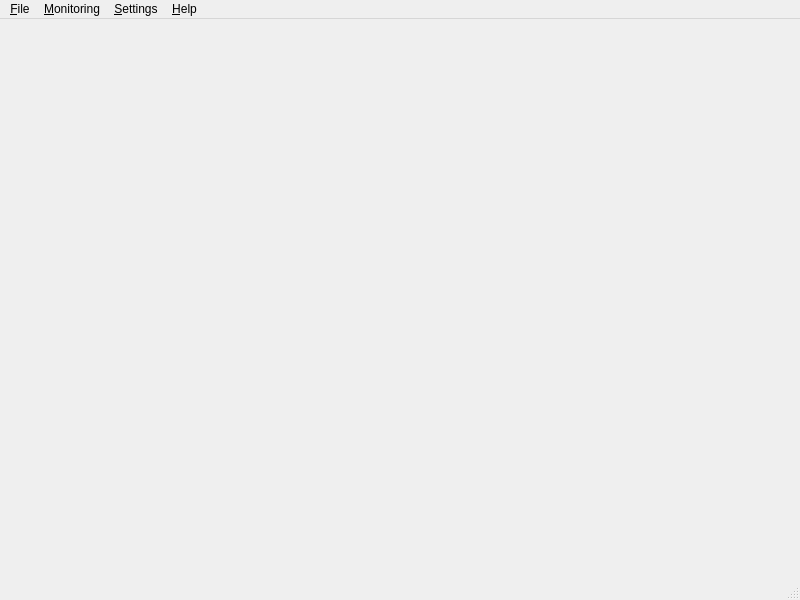
willfindlay/ebpH, file ebpH/ui/mainwindow.ui: the form before one commit.
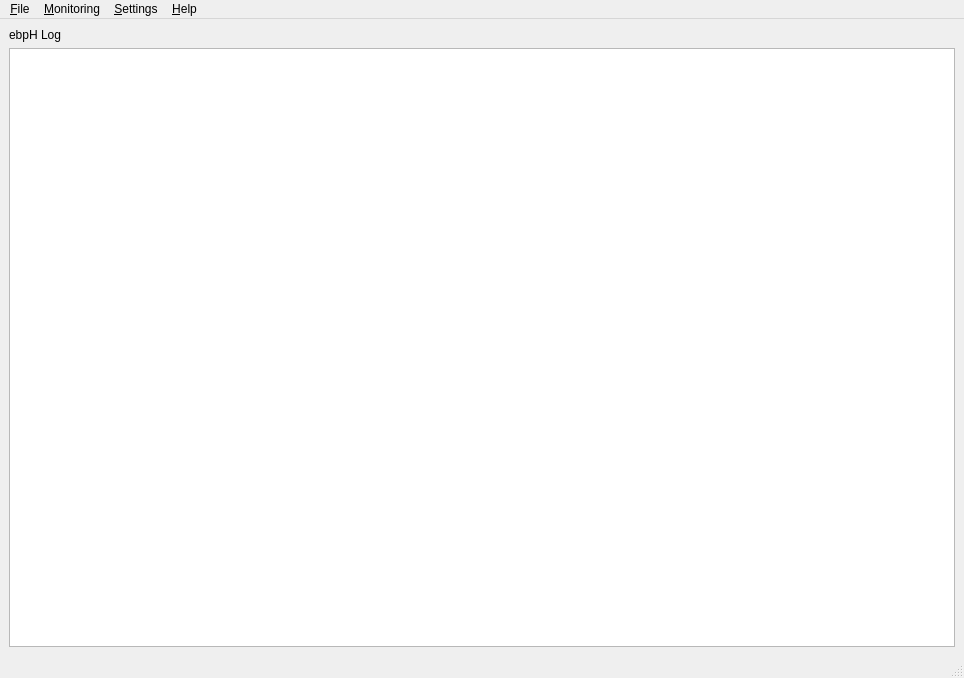
The form after the commit. Icons and pictures are not drawn.

```diff
--- a/ebpH/ui/mainwindow.ui
+++ b/ebpH/ui/mainwindow.ui
@@ -7,8 +7,8 @@
    <rect>
     <x>0</x>
     <y>0</y>
-    <width>800</width>
-    <height>600</height>
+    <width>964</width>
+    <height>678</height>
    </rect>
   </property>
   <property name="windowTitle">
@@ -18,13 +18,36 @@
    <iconset resource="resources.qrc">
     <normaloff>:/img/assets/img/logos/favicon.png</normaloff>:/img/assets/img/logos/favicon.png</iconset>
   </property>
-  <widget class="QWidget" name="centralwidget"/>
+  <property name="windowOpacity">
+   <double>1.000000000000000</double>
+  </property>
+  <property name="toolButtonStyle">
+   <enum>Qt::ToolButtonIconOnly</enum>
+  </property>
+  <widget class="QWidget" name="centralwidget">
+   <layout class="QGridLayout" name="gridLayout">
+    <item row="1" column="0">
+     <widget class="QPlainTextEdit" name="event_log">
+      <property name="readOnly">
+       <bool>true</bool>
+      </property>
+     </widget>
+    </item>
+    <item row="0" column="0">
+     <widget class="QLabel" name="label">
+      <property name="text">
+       <string>ebpH Log</string>
+      </property>
+     </widget>
+    </item>
+   </layout>
+  </widget>
   <widget class="QMenuBar" name="menubar">
    <property name="geometry">
     <rect>
      <x>0</x>
      <y>0</y>
-     <width>800</width>
+     <width>964</width>
      <height>29</height>
     </rect>
    </property>
```
Left out of the diff: 54 changed lines with no effect on the pictures.
